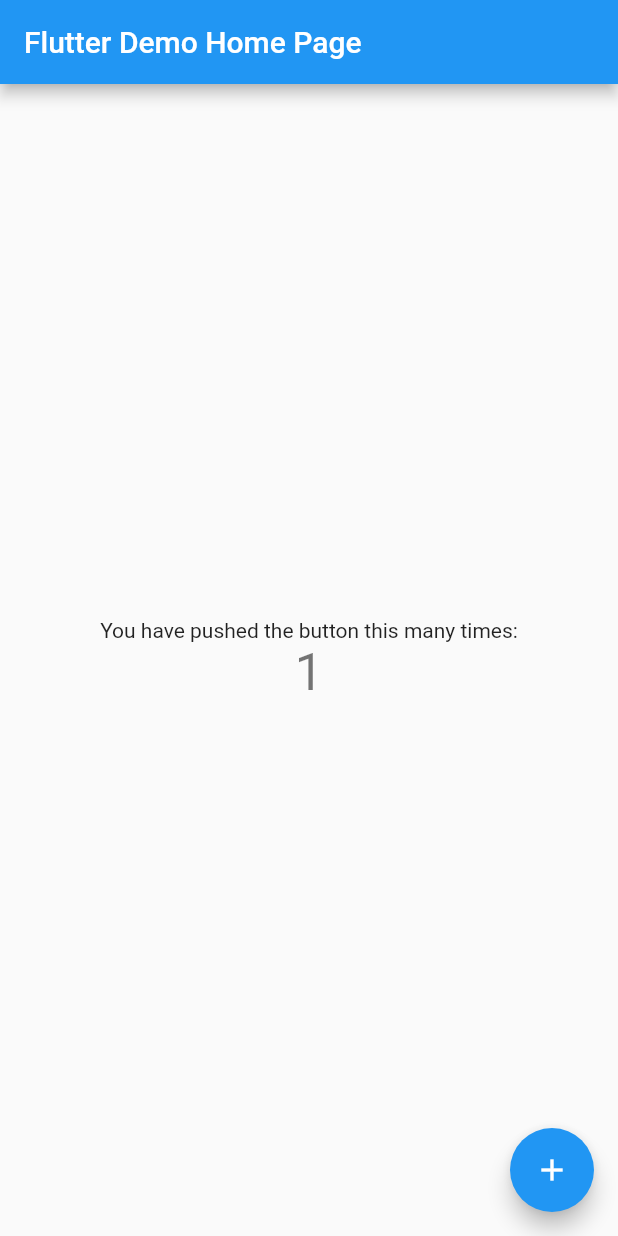
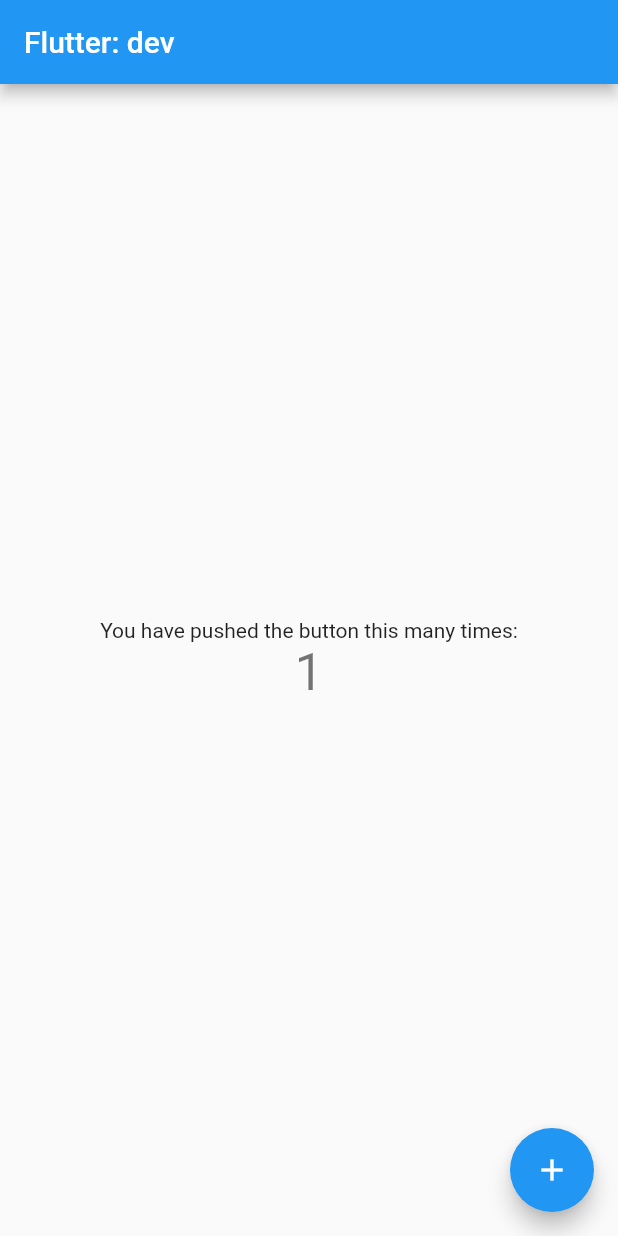
Before and after one commit to orestesgaolin/flutter-flavors, a Flutter app: the screen it shows after launch, after a tap on the "add" icon, on a phone screen of 412 x 824 dp. Run offline on Flutter 3.47's test engine with Material 2 defaults, Android fonts, the phone set to English and light mode, and no system bars.

Commit message:
Split app into flavors in Dart

```diff
--- /dev/null
+++ b/lib/app_config.dart
@@ -0,0 +1,5 @@
+class AppConfig {
+  AppConfig(this.flavor);
+
+  final String flavor;
+}
--- a/lib/main.dart
+++ b/lib/main_common.dart
@@ -1,8 +1,13 @@
 import 'package:flutter/material.dart';
+import 'package:flutter_flavors/app_config.dart';
 
-void main() => runApp(MyApp());
+void mainCommon(AppConfig config) => runApp(MyApp(config));
 
 class MyApp extends StatelessWidget {
+  MyApp(this.config);
+
+  final AppConfig config;
+
   // This widget is the root of your application.
   @override
   Widget build(BuildContext context) {
@@ -20,7 +25,7 @@ class MyApp extends StatelessWidget {
         // is not restarted.
         primarySwatch: Colors.blue,
       ),
-      home: MyHomePage(title: 'Flutter Demo Home Page'),
+      home: MyHomePage(title: 'Flutter: ${config.flavor}'),
     );
   }
 }
--- /dev/null
+++ b/lib/main_dev.dart
@@ -0,0 +1,10 @@
+import 'dart:async';
+
+import 'package:flutter_flavors/app_config.dart';
+import 'package:flutter_flavors/main_common.dart';
+
+Future<void> main() async {
+  final config = AppConfig('dev');
+
+  mainCommon(config);
+}
```
Also changed, not shown: lib/main_prod.dart (added, +10 -0 lines), lib/main_tst.dart (added, +10 -0 lines), 1 other file.
